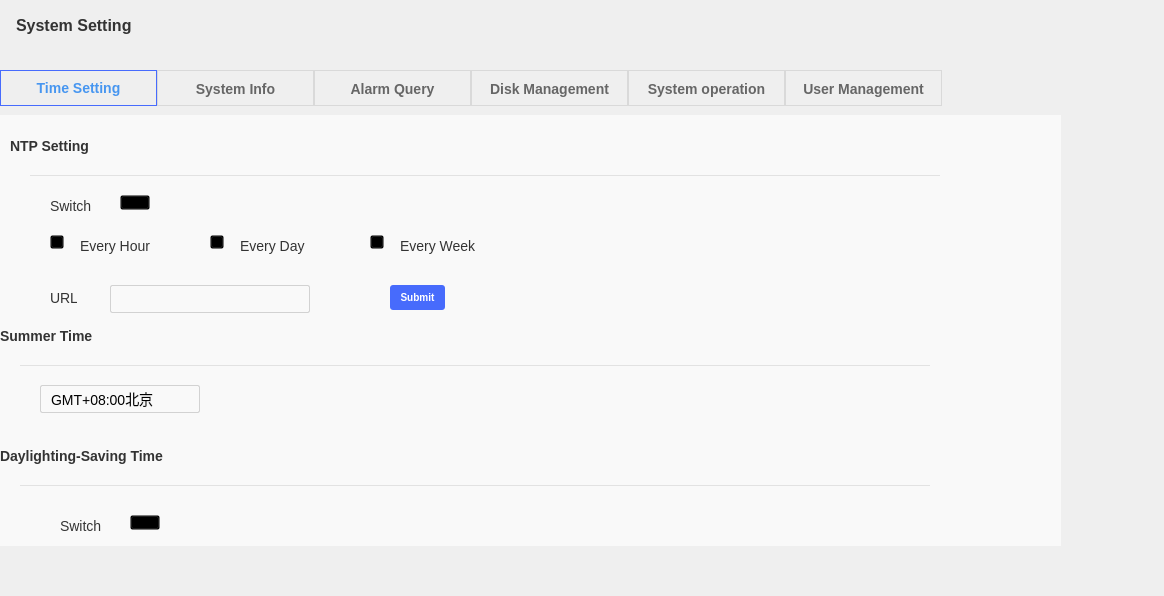
Above: nvrConfig/systemmanager.ui from xiaoxiaodx/NVRPRO before the change. Below: the same form after it.
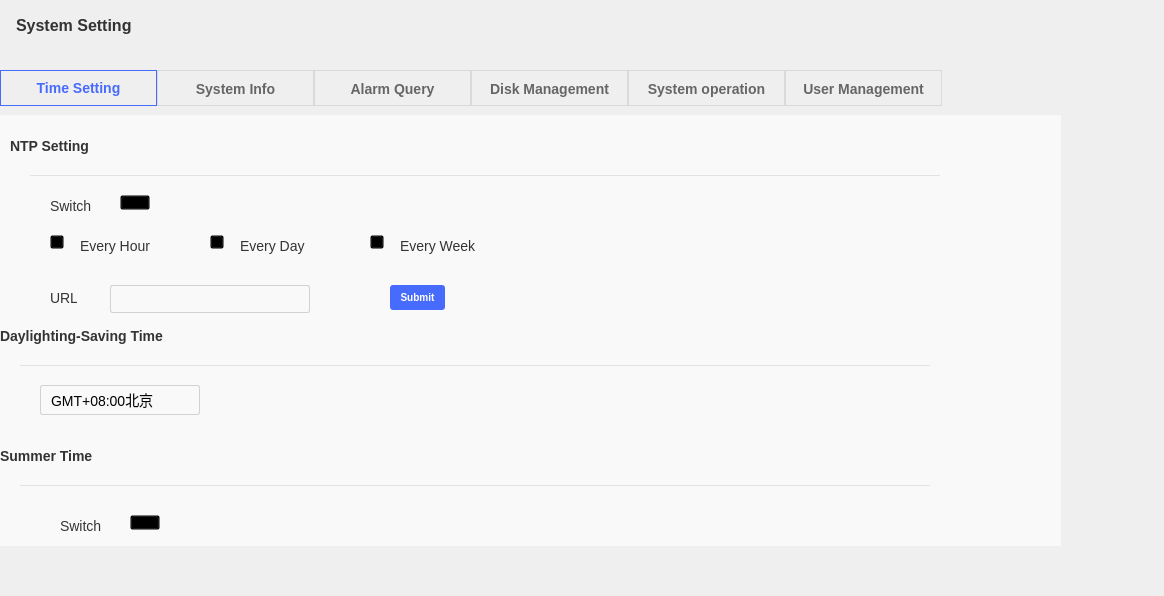
That is the form after the change. The open tabs and pages were chosen to show the change. Icons and pictures are not drawn.

```diff
--- a/nvrConfig/systemmanager.ui
+++ b/nvrConfig/systemmanager.ui
@@ -13,6 +13,9 @@
   <property name="windowTitle">
    <string>Form</string>
   </property>
+  <property name="styleSheet">
+   <string notr="true"/>
+  </property>
   <widget class="QLabel" name="label_title">
    <property name="geometry">
     <rect>
@@ -69,7 +72,7 @@
 min-height:34px;
 
 
-color: #4796f0;
+color: #476BFD;
 font:bold 14px ;
 
 border: 1px solid;
@@ -166,6 +169,7 @@
 QLineEdit{
 border-width:1px;
 border-radius:2px;
+padding-left:8px;
 font-size:14px;
 color:#999999;
 border:1px solid #D2D2D2;
@@ -445,7 +449,7 @@
        <rect>
         <x>10</x>
         <y>210</y>
-        <width>111</width>
+        <width>201</width>
         <height>22</height>
        </rect>
       </property>
@@ -454,7 +458,7 @@
     color: #333333;</string>
       </property>
       <property name="text">
-       <string>Summer Time</string>
+       <string>Daylighting-Saving Time</string>
       </property>
      </widget>
      <widget class="Line" name="TimeSetline_1">
@@ -479,7 +483,7 @@
        <rect>
         <x>10</x>
         <y>330</y>
-        <width>211</width>
+        <width>171</width>
         <height>22</height>
        </rect>
       </property>
@@ -489,7 +493,7 @@
     color: #333333;</string>
       </property>
       <property name="text">
-       <string>Daylighting-Saving Time</string>
+       <string>Summer Time</string>
       </property>
      </widget>
      <widget class="Line" name="TimeSetline_2">
@@ -515,15 +519,16 @@
         <x>50</x>
         <y>270</y>
         <width>160</width>
-        <height>28</height>
+        <height>30</height>
        </rect>
       </property>
       <property name="styleSheet">
        <string notr="true">QComboBox {
       border: 1px solid #D2D2D2;
       border-radius: 2px;
-      padding: 1px 1px 1px 10px;
+      padding-left:10px;
       min-width: 120px;
+		min-height:28px;
 	  color:#000000;
 	  font-size:14px;
   }
@@ -538,7 +543,6 @@
 
   QComboBox:!editable:on, QComboBox::drop-down:editable:on {
       background: #F9F9F9;
-      padding-top: 1px;
       padding-left: 10px;
   }
 
@@ -566,24 +570,24 @@
 /**************   QComboBox 定制 ****************/
 QComboBox QAbstractItemView
 {
+	padding-top:8px;
     outline:0px;
     background:#ffffff;
-	border:1px solid rgba(0,0,0,0.15);
+	border:1px solid rgba(0,0,0,15%);
 }
 QComboBox QAbstractItemView::item
 {
-    padding-left:20px;
+    padding-left:8px;
 	border-width:0px;
     font-size:14px;
     color:#333333;
     background:#ffffff;
-
-	min-height: 30px; 
+	min-height: 28px; 
 }
 
 QComboBox QAbstractItemView::item:selected
 {
-	background:#000000;
+	background:#F4F6FF;
 	border-width:0px
 }
 
```
Left out of the diff: 11 changed lines with no effect on the pictures.
